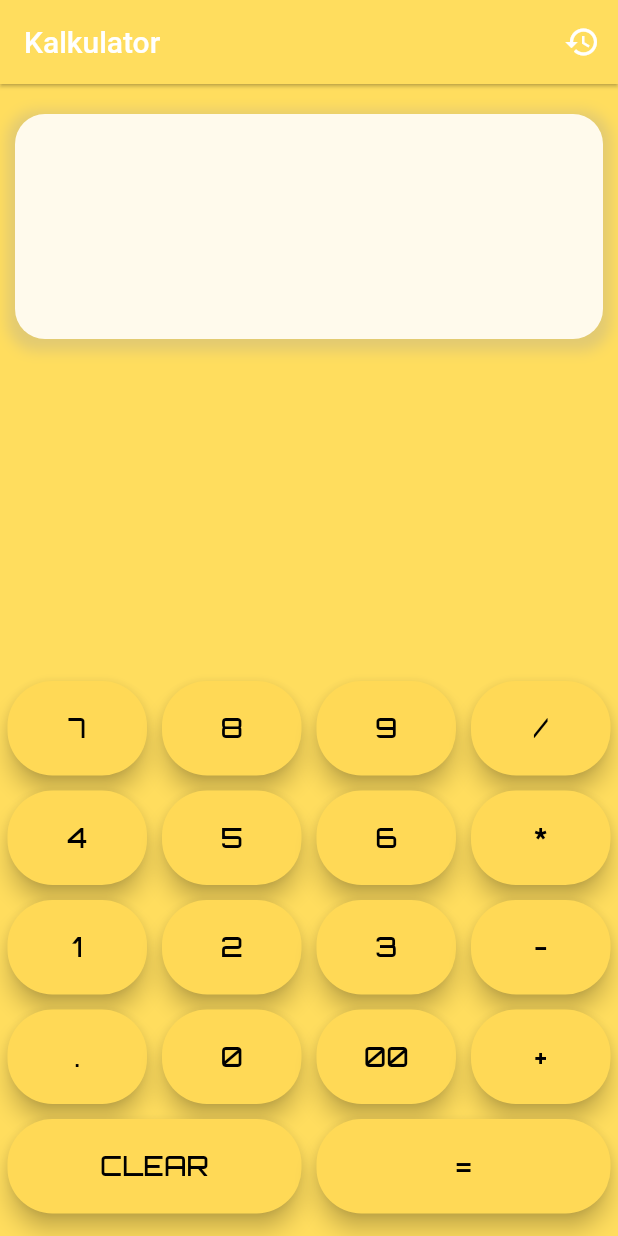
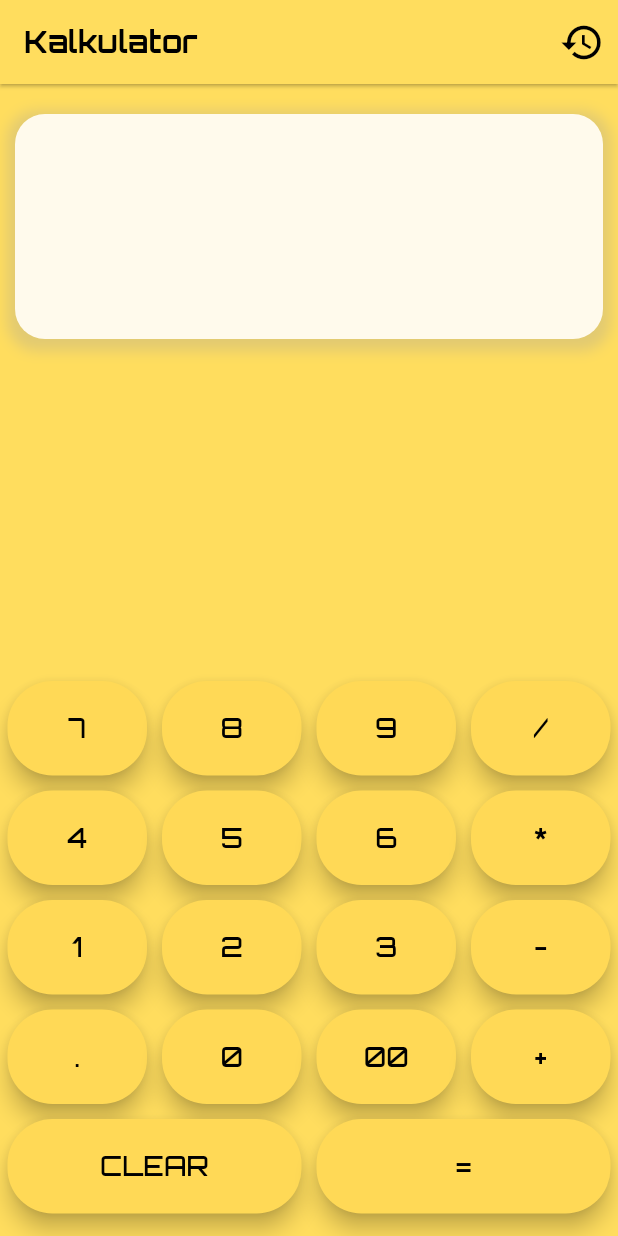
Before and after one commit to Agushm/calculator, a Flutter app: the screen it shows after launch, on a phone screen of 412 x 824 dp. Run offline on Flutter 3.47's test engine with Material 2 defaults, Android fonts, the phone set to English and light mode, and no system bars; our stand-ins replace google_fonts.

```diff
--- a/lib/main.dart
+++ b/lib/main.dart
@@ -60,10 +60,14 @@ class _MyHomePageState extends State<MyHomePage> {
         appBar: AppBar(
           elevation: 1,
           backgroundColor: primaryColor,
-          title: Text(widget.title),
+          title: Text(widget.title,
+              style: fontBlack.copyWith(
+                  fontSize: 20, fontWeight: FontWeight.bold)),
           centerTitle: false,
           actions: <Widget>[
             IconButton(
+              color: Colors.black,
+              iconSize: 30,
               icon: Icon(Icons.history),
               onPressed: () {
                 _navigateAndDisplayHistory(context);
--- a/lib/number_display.dart
+++ b/lib/number_display.dart
@@ -1,4 +1,5 @@
 import 'package:flutter/material.dart';
+import 'package:kalkulator/theme.dart';
 
 class NumberDisplay extends StatelessWidget {
   NumberDisplay({this.value: ''});
@@ -27,7 +28,8 @@ class NumberDisplay extends StatelessWidget {
           children: <Widget>[
             Text(
               value,
-              style: TextStyle(fontSize: 40, fontWeight: FontWeight.bold),
+              style:
+                  fontBlack.copyWith(fontSize: 40, fontWeight: FontWeight.bold),
             ),
           ],
           mainAxisAlignment: MainAxisAlignment.end,
```
Also changed, not shown: lib/history.dart (+19 -3 lines).
